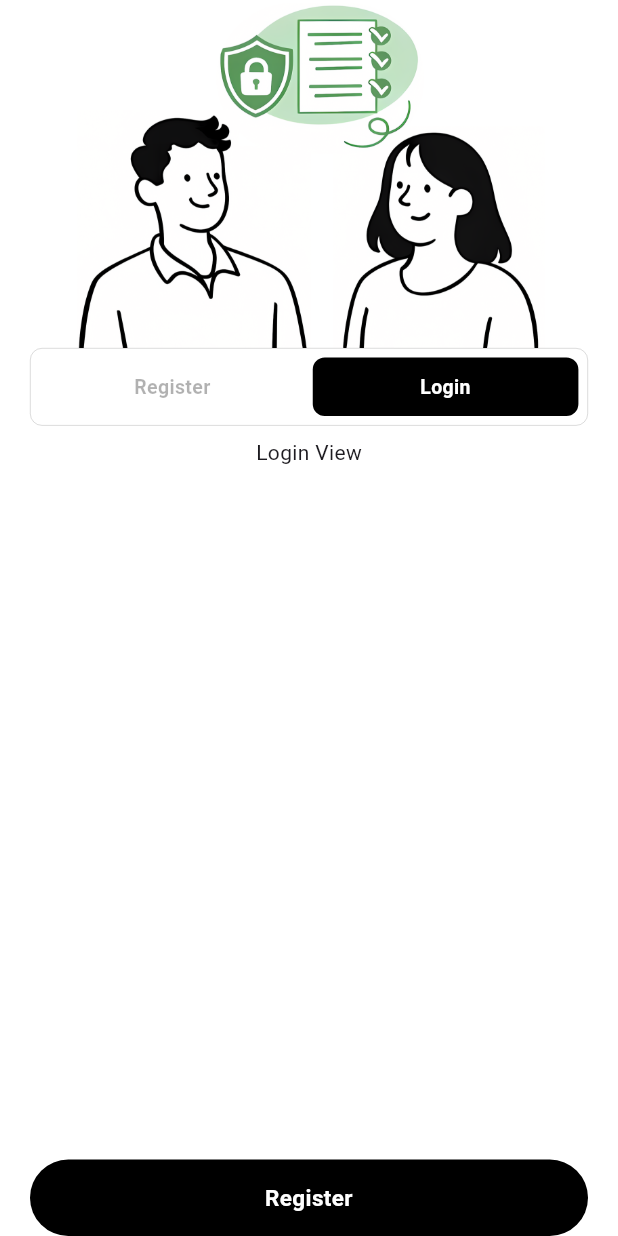
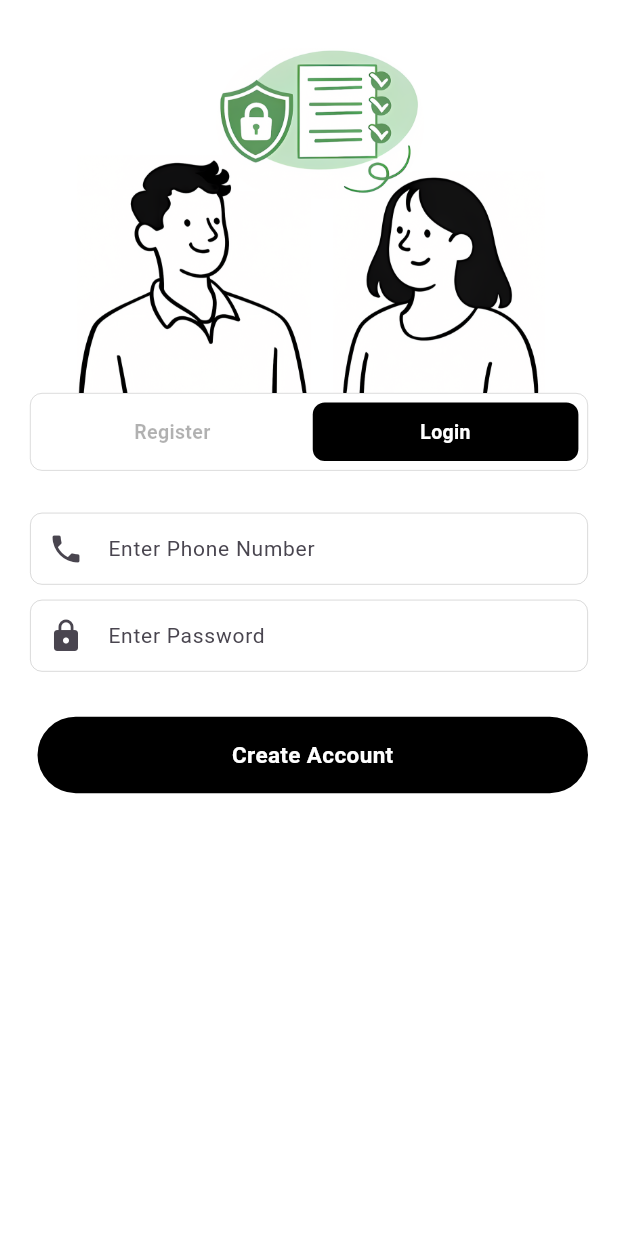
Before and after one commit to jettspanner123/VNote-Client, a Flutter app: the RegistrationControllerScreen screen opened by its route, after a tap on "Login", on a phone screen of 412 x 824 dp. Run offline on Flutter 3.47's test engine with Material 3 defaults, Android fonts, the light colour scheme and no system bars; our stand-ins replace google_fonts; missing offline and left inert: dart:ffi.

Commit message:
Update: Registration page almost completed (frontend)

```diff
--- a/lib/features/registration_screen/registration.components.dart
+++ b/lib/features/registration_screen/registration.components.dart
@@ -1,33 +1,9 @@
-import 'package:flutter/material.dart';
-import 'package:vnote_client/shared/components/inputs/standard_input_field.dart';
 
-class RegisterSignUpView extends StatefulWidget {
-  const RegisterSignUpView({super.key});
 
-  @override
-  State<RegisterSignUpView> createState() => _RegisterSignUpViewState();
-}
 
-class _RegisterSignUpViewState extends State<RegisterSignUpView> {
-  final _emailController = TextEditingController();
-  final _passwordController = TextEditingController();
-  final _confirmPasswordController = TextEditingController();
 
-  @override
-  Widget build(BuildContext context) {
-    return Column(
-      children: [
-        SizedBox(height: 20),
-        StandardInputField(textController: _emailController, icon: Icon(Icons.email), placeholder: "Enter Email"),
-        SizedBox(height: 10),
-        StandardInputField(textController: _passwordController, icon: Icon(Icons.lock), placeholder: "Enter Password"),
-        SizedBox(height: 10),
-        StandardInputField(
-          textController: _confirmPasswordController,
-          icon: Icon(Icons.lock_outline),
-          placeholder: "Confirm Password",
-        ),
-      ],
-    );
-  }
-}
+
+
+
+
+// MARK: Login
--- a/lib/features/registration_screen/registration.controller.dart
+++ b/lib/features/registration_screen/registration.controller.dart
@@ -1,10 +1,8 @@
 import 'package:flutter/material.dart';
-import 'package:vnote_client/constants/component_constants.dart';
-import 'package:vnote_client/features/registration_screen/registration.components.dart';
+import 'package:vnote_client/features/registration_screen/views/registration_login_view.dart';
 import 'package:vnote_client/models/frontend/segment_control.dart';
-import 'package:vnote_client/shared/components/buttons/button_text.dart';
-import 'package:vnote_client/shared/components/buttons/regular_button.dart';
 import 'package:vnote_client/shared/components/segment/segmented_controller.dart';
+import 'package:vnote_client/features/registration_screen/views/registration_signup_view.dart';
 
 class RegistrationControllerScreen extends StatefulWidget {
   const RegistrationControllerScreen({super.key});
@@ -15,10 +13,37 @@ class RegistrationControllerScreen extends StatefulWidget {
 
 enum RegistrationControllerScreenOptions { register, login }
 
-class _RegistrationControllerScreenState extends State<RegistrationControllerScreen> {
+class _RegistrationControllerScreenState extends State<RegistrationControllerScreen>
+    with SingleTickerProviderStateMixin {
   RegistrationControllerScreenOptions selectedScreen = RegistrationControllerScreenOptions.register;
 
+  late AnimationController _animationController;
+  late Animation<Offset> _slideFromTopAnimation;
+  late Animation<Offset> _slideFromBottomAnimation;
+
   bool isLoading = false;
+
+  @override
+  void initState() {
+    super.initState();
+
+    _animationController = AnimationController(vsync: this, duration: const Duration(milliseconds: 750));
+
+    final curvedAnimation = CurvedAnimation(parent: _animationController, curve: Curves.fastEaseInToSlowEaseOut);
+    _slideFromTopAnimation = Tween<Offset>(
+      begin: const Offset(0, -2),
+      end: const Offset(0, 0),
+    ).animate(curvedAnimation);
+    _slideFromBottomAnimation = Tween<Offset>(
+      begin: const Offset(0, 2),
+      end: const Offset(0, 0),
+    ).animate(curvedAnimation);
+
+    WidgetsBinding.instance.addPostFrameCallback((_) {
+      _animationController.forward();
+    });
+  }
+
   @override
   Widget build(BuildContext context) {
     return Scaffold(
@@ -27,11 +52,17 @@ class _RegistrationControllerScreenState extends State<RegistrationControllerScr
       // Main content
       body: SafeArea(
         child: Padding(
-          padding: ComponentConstants.screenHorizontalPadding,
+          padding: EdgeInsetsGeometry.only(left: 20, right: 20, top: 0, bottom: 0),
           child: SingleChildScrollView(
+            padding: EdgeInsets.only(bottom: 30),
             child: Column(
               spacing: 0,
               children: [
+                SlideTransition(
+                  position: _slideFromTopAnimation,
+                  child: Column(
+                    children: [
+                      SizedBox(height: 30),
                       // Hero Image
                       Container(
                         color: Colors.blue,
@@ -55,31 +86,33 @@ class _RegistrationControllerScreenState extends State<RegistrationControllerScr
                           ],
                         ),
                       ),
-
-                // Register and Login Views
-                selectedScreen == RegistrationControllerScreenOptions.register
-                    ? const RegisterSignUpView()
-                    : const Text("Login View"),
                     ],
                   ),
                 ),
+
+                // Register and Login Views
+                SlideTransition(
+                  position: _slideFromBottomAnimation,
+                  child: AnimatedSwitcher(
+                    duration: const Duration(milliseconds: 500),
+                    layoutBuilder: (currentChild, previousChildren) {
+                      return Stack(
+                        alignment: Alignment.center,
+                        children: [...previousChildren, if (currentChild != null) currentChild],
+                      );
+                    },
+                    transitionBuilder: (child, animation) {
+                      final curved = CurvedAnimation(parent: animation, curve: Curves.fastEaseInToSlowEaseOut);
+                      final slide = Tween<Offset>(begin: const Offset(0, 3), end: const Offset(0, 0)).animate(curved);
+                      return SlideTransition(position: slide, child: child);
+                    },
+                    child: selectedScreen == RegistrationControllerScreenOptions.register
+                        ? const RegisterSignUpView(key: ValueKey("registration_screen_signup"))
+                        : const RegistrationLoginView(key: ValueKey("registration_screen_login")),
                   ),
                 ),
-
-      // Bottom Button
-      floatingActionButtonLocation: FloatingActionButtonLocation.centerDocked,
-      floatingActionButton: Padding(
-        padding: ComponentConstants.screenHorizontalPadding,
-        child: SizedBox(
-          width: double.infinity,
-          child: StandardButtonComponent(
-            onTap: () {
-              setState(() {
-                isLoading = !isLoading;
-              });
-            },
-            isLoading: isLoading,
-            child: StandardButtonText(text: "Register"),
+              ],
+            ),
           ),
         ),
       ),
--- /dev/null
+++ b/lib/features/registration_screen/views/registration_login_view.dart
@@ -0,0 +1,91 @@
+import 'package:flutter/material.dart';
+import 'package:vnote_client/shared/components/buttons/button_padding.dart';
+import 'package:vnote_client/shared/components/buttons/button_text.dart';
+import 'package:vnote_client/shared/components/buttons/outline_button.dart';
+import 'package:vnote_client/shared/components/buttons/regular_button.dart';
+import 'package:vnote_client/shared/components/inputs/standard_input_field.dart';
+import 'package:vnote_client/utils/keyboard_helper.dart';
+
+class RegistrationLoginView extends StatefulWidget {
+  const RegistrationLoginView({super.key});
+
+  @override
+  State<RegistrationLoginView> createState() => _RegistrationLoginViewState();
+}
+
+class _RegistrationLoginViewState extends State<RegistrationLoginView> {
+  final _phoneNumberController = TextEditingController();
+  final _passwordController = TextEditingController();
+
+  final submitButtonKey = GlobalKey();
+
+  @override
+  Widget build(BuildContext context) {
+    final isKeyboardUp = MediaQuery.of(context).viewInsets.bottom > 0;
+    return Container(
+      color: Colors.white,
+      child: Column(
+        children: [
+          SizedBox(height: 20),
+          StandardInputField(
+            textController: _phoneNumberController,
+            placeholder: "Enter Phone Number",
+            icon: Icon(Icons.phone),
+            onFocus: () async {
+              await Future.delayed(const Duration(milliseconds: 200));
+              Scrollable.ensureVisible(submitButtonKey.currentContext!, duration: const Duration(milliseconds: 500));
+            },
+          ),
+          SizedBox(height: 10),
+          StandardInputField(
+            textController: _passwordController,
+            placeholder: "Enter Password",
+            icon: Icon(Icons.lock),
+            onFocus: () async {
+              await Future.delayed(const Duration(milliseconds: 200));
+              Scrollable.ensureVisible(submitButtonKey.currentContext!, duration: const Duration(milliseconds: 500));
+            },
+          ),
+
+          SizedBox(height: 30),
+          SizedBox(
+            width: double.infinity,
+            child: Row(
+              spacing: 5,
+              children: [
+                AnimatedSize(
+                  duration: const Duration(milliseconds: 150),
+                  curve: Curves.fastEaseInToSlowEaseOut,
+                  child: AnimatedSwitcher(
+                    duration: const Duration(milliseconds: 150),
+                    transitionBuilder: (child, animation) {
+                      return ScaleTransition(scale: animation, child: child);
+                    },
+                    child: isKeyboardUp
+                        ? OutlineButtonComponent(
+                            child: StandardButtonPadding(
+                              padding: const EdgeInsets.all(13),
+                              child: Icon(Icons.keyboard_arrow_down),
+                            ),
+                            onTap: () {
+                              KeyboardHelper.current.dismissKeyboad(context);
+                            },
+                          )
+                        : SizedBox.shrink(),
+                  ),
+                ),
+                Expanded(
+                  flex: 1,
+                  child: StandardButtonComponent(
+                    key: submitButtonKey,
+                    child: StandardButtonText(text: "Create Account"),
+                  ),
+                ),
+              ],
+            ),
+          ),
+        ],
+      ),
+    );
+  }
+}
--- /dev/null
+++ b/lib/features/registration_screen/views/registration_signup_view.dart
@@ -0,0 +1,139 @@
+import 'package:flutter/material.dart';
+import 'package:google_fonts/google_fonts.dart';
+import 'package:vnote_client/models/validators/input_validators.dart';
+import 'package:vnote_client/shared/components/buttons/button_padding.dart';
+import 'package:vnote_client/shared/components/buttons/button_text.dart';
+import 'package:vnote_client/shared/components/buttons/outline_button.dart';
+import 'package:vnote_client/shared/components/buttons/regular_button.dart';
+import 'package:vnote_client/shared/components/inputs/standard_input_field.dart';
+import 'package:vnote_client/utils/keyboard_helper.dart';
+
+class RegisterSignUpView extends StatefulWidget {
+  const RegisterSignUpView({super.key});
+
+  @override
+  State<RegisterSignUpView> createState() => _RegisterSignUpViewState();
+}
+
+class _RegisterSignUpViewState extends State<RegisterSignUpView>
+    with WidgetsBindingObserver, SingleTickerProviderStateMixin {
+  final _phoneNumberController = TextEditingController();
+  final _passwordController = TextEditingController();
+  final _confirmPasswordController = TextEditingController();
+
+  final submitButtonKey = GlobalKey();
+
+  bool isKeyboardUp = false;
+
+  @override
+  void initState() {
+    super.initState();
+    WidgetsBinding.instance.addObserver(this);
+  }
+
+  @override
+  void dispose() {
+    WidgetsBinding.instance.removeObserver(this);
+    super.dispose();
+  }
+
+  @override
+  void didChangeMetrics() {
+    final bottomInset = WidgetsBinding.instance.platformDispatcher.views.first.viewInsets.bottom;
+    final newValue = bottomInset > 0;
+
+    if (newValue != isKeyboardUp) {
+      setState(() {
+        isKeyboardUp = newValue;
+      });
+    }
+  }
+
+  @override
+  Widget build(BuildContext context) {
+    return Container(
+      color: Colors.white,
+      child: Column(
+        children: [
+          SizedBox(height: 20),
+          StandardInputField(
+            textController: _phoneNumberController,
+            icon: Icon(Icons.phone),
+            placeholder: "Enter Phone Number",
+            keyboardType: TextInputType.number,
+            validator: InputValidators.current.phoneNumberValidator,
+            onFocus: () async {
+              await Future.delayed(const Duration(milliseconds: 200));
+              Scrollable.ensureVisible(submitButtonKey.currentContext!, duration: const Duration(milliseconds: 500));
+            },
+          ),
+          SizedBox(height: 10),
+          StandardInputField(
+            textController: _passwordController,
+            icon: Icon(Icons.lock),
+            placeholder: "Enter Password",
+          ),
+          SizedBox(height: 10),
+          StandardInputField(
+            textController: _confirmPasswordController,
+            icon: Icon(Icons.lock_outline),
+            placeholder: "Confirm Password",
+          ),
+          SizedBox(height: 30),
+          SizedBox(
+            width: double.infinity,
+            child: Row(
+              spacing: 5,
+              children: [
+                AnimatedSize(
+                  duration: const Duration(milliseconds: 150),
+                  curve: Curves.fastEaseInToSlowEaseOut,
+                  child: AnimatedSwitcher(
+                    duration: const Duration(milliseconds: 150),
+                    transitionBuilder: (child, animation) {
+                      return ScaleTransition(scale: animation, child: child);
+                    },
+                    child: isKeyboardUp
+                        ? OutlineButtonComponent(
+                            child: StandardButtonPadding(
+                              padding: const EdgeInsets.all(13),
+                              child: Icon(Icons.keyboard_arrow_down),
+                            ),
+                            onTap: () {
+                              KeyboardHelper.current.dismissKeyboad(context);
+                            },
+                          )
+                        : SizedBox.shrink(),
+                  ),
+                ),
+                Expanded(
+                  flex: 1,
+                  child: StandardButtonComponent(
+                    key: submitButtonKey,
+                    child: StandardButtonText(text: "Create Account"),
+                  ),
+                ),
+              ],
+            ),
+          ),
+
+          SizedBox(height: 10),
+
+          // Sign Up with Google Button
+          OutlineButtonComponent(
+            child: StandardButtonPadding(
+              child: Row(
+                spacing: 10,
+                mainAxisAlignment: MainAxisAlignment.center,
+                children: [
+                  Image.asset("assets/icons/google.png", height: 18),
+                  Text("Sign Up With Google", style: GoogleFonts.funnelSans(fontSize: 14, fontWeight: FontWeight.w500)),
+                ],
+              ),
+            ),
+          ),
+        ],
+      ),
+    );
+  }
+}
--- a/lib/main.dart
+++ b/lib/main.dart
@@ -18,7 +18,7 @@ class MyApp extends StatelessWidget {
     return MaterialApp(
       title: 'VNote',
       debugShowCheckedModeBanner: false,
-      initialRoute: NavigationFactory.registrationScreen,
+      initialRoute: NavigationFactory.onboardingScreen,
       routes: {
         NavigationFactory.splashScreen: (context) => const SplashScreenController(),
         NavigationFactory.landingScreen: (context) => const LandingControllerScreen(),
--- /dev/null
+++ b/lib/models/validators/input_validators.dart
@@ -0,0 +1,11 @@
+class InputValidators {
+  static final current = InputValidators();
+  String? phoneNumberValidator(String? value) {
+    final text = value?.trim() ?? "";
+
+    if (text.isEmpty) return "Please Enter Phone Number";
+    if (!RegExp(r'^\d{10}$').hasMatch(text)) return "Enter a valida 10-digit number";
+
+    return null;
+  }
+}
--- a/lib/shared/components/inputs/standard_input_field.dart
+++ b/lib/shared/components/inputs/standard_input_field.dart
@@ -1,28 +1,67 @@
 import 'package:flutter/material.dart';
+import 'package:flutter/rendering.dart';
+import 'package:google_fonts/google_fonts.dart';
 
 class StandardInputField extends StatefulWidget {
   final TextEditingController textController;
   final String placeholder;
   final Icon? icon;
-  const StandardInputField({super.key, required this.textController, this.placeholder = "Enter Value.", this.icon});
+  final FormFieldValidator<String>? validator;
+  final TextInputType keyboardType;
+  final VoidCallback? onFocus;
+  final VoidCallback? onFocusOut;
+  final Widget? prefixWidget;
+  const StandardInputField({
+    super.key,
+    required this.textController,
+    this.placeholder = "Enter Value.",
+    this.icon,
+    this.validator,
+    this.keyboardType = TextInputType.text,
+    this.onFocus,
+    this.onFocusOut,
+    this.prefixWidget,
+  });
 
   @override
   State<StandardInputField> createState() => _StandardInputFieldState();
 }
 
-class _StandardInputFieldState extends State<StandardInputField> {
+class _StandardInputFieldState extends State<StandardInputField> with SingleTickerProviderStateMixin {
+  late FocusNode _focusNode;
+
+  @override
+  void initState() {
+    super.initState();
+
+    _focusNode = FocusNode();
+    _focusNode.addListener(_onFocusChange);
+  }
+
+  void _onFocusChange() {
+    if (_focusNode.hasFocus) {
+      widget.onFocus?.call();
+    } else {
+      widget.onFocusOut?.call();
+    }
+  }
+
   @override
   Widget build(BuildContext context) {
-    return TextField(
+    return TextFormField(
+      focusNode: _focusNode,
+      keyboardType: widget.keyboardType,
+      validator: widget.validator,
       controller: widget.textController,
+      style: GoogleFonts.funnelSans(fontSize: 14),
       decoration: InputDecoration(
         hintText: widget.placeholder,
+        prefix: widget.prefixWidget,
         fillColor: Colors.white,
         prefixIcon: widget.icon,
-        border: OutlineInputBorder(
+        enabledBorder: OutlineInputBorder(
           borderRadius: BorderRadius.circular(8),
-          borderSide: BorderSide(width: 0.3, color: Colors.black.withAlpha(5)),
-          gapPadding: 0,
+          borderSide: BorderSide(color: Colors.black.withAlpha(50), width: 0.5),
         ),
         contentPadding: const EdgeInsets.symmetric(horizontal: 20, vertical: 10),
         focusedBorder: OutlineInputBorder(
--- /dev/null
+++ b/lib/utils/keyboard_helper.dart
@@ -0,0 +1,13 @@
+import 'package:flutter/material.dart';
+
+class KeyboardHelper {
+  static final current = KeyboardHelper();
+
+  void dismissKeyboad(BuildContext context) {
+    FocusScope.of(context).unfocus();
+  }
+
+  bool isKeyboardVisible(BuildContext context) {
+    return MediaQuery.of(context).viewInsets.bottom > 0;
+  }
+}
```
Also changed, not shown: lib/features/landing_screen/landing.controller.dart (+22 -32 lines), lib/shared/components/buttons/button_padding.dart (+7 -2 lines), assets/icons/google.png (added). Lines whose indentation alone changed are shown as unchanged.
